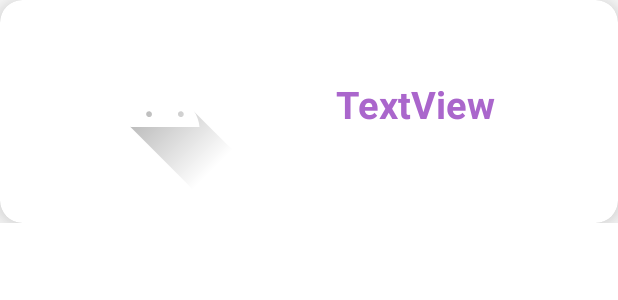
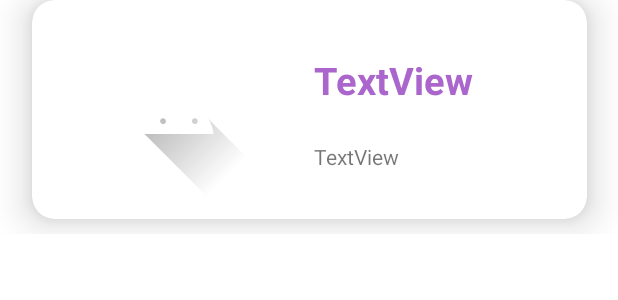
Before and after one commit to Monedon/AppPerritos, an Android app: the layout item_list_firebase.xml on its own in the app's theme, with its tools: preview values and no code run, on a phone screen of 412 x 824 dp. Shown: the top 300 px of the screen. Run offline under Robolectric (Android 15) with nearby library versions, the phone set to English and light mode, and no system bars.

```diff
--- a/app/src/main/java/cl/desafiolatam/appperritos/presenter/Presenter.java
+++ b/app/src/main/java/cl/desafiolatam/appperritos/presenter/Presenter.java
@@ -1,6 +1,7 @@
 package cl.desafiolatam.appperritos.presenter;
 
 import android.util.Log;
+import android.widget.Toast;
 
 import androidx.annotation.NonNull;
 
@@ -15,6 +16,7 @@ import com.google.firebase.firestore.QueryDocumentSnapshot;
 import com.google.firebase.firestore.QuerySnapshot;
 
 import java.util.ArrayList;
+import java.util.Date;
 import java.util.HashMap;
 import java.util.List;
 import java.util.Map;
@@ -94,6 +96,7 @@ public class Presenter {
         Map<String, Object> fav = new HashMap<>();
         fav.put("breed", name);
         fav.put("image", image);
+        fav.put("timestamp", new Date().toString());
         db.collection("favorites")
                 .add(fav)
                 .addOnSuccessListener(new OnSuccessListener<DocumentReference>() {
@@ -136,6 +139,7 @@ public class Presenter {
         Favorite favorite = new Favorite();
         favorite.setBreed(document.getString("breed"));
         favorite.setImageURI(document.getString("image"));
+        favorite.setTimesStamp(document.getString("timestamp"));
         return favorite;
     }
 
--- a/app/src/main/java/cl/desafiolatam/appperritos/view/BreedImageFragment.java
+++ b/app/src/main/java/cl/desafiolatam/appperritos/view/BreedImageFragment.java
@@ -14,6 +14,7 @@ import android.view.LayoutInflater;
 import android.view.View;
 import android.view.ViewGroup;
 import android.widget.TextView;
+import android.widget.Toast;
 
 import java.util.List;
 
@@ -93,6 +94,7 @@ public class BreedImageFragment extends Fragment implements IPresenterView {
                 String image = images.get(position);
                 final String tag = "images";
                 presenter.setFireStoreData(name, image);
+                Toast.makeText(getActivity(), "Agregado a Favoritos", Toast.LENGTH_LONG).show();
 
             }
         });
--- a/app/src/main/res/layout/item_list_firebase.xml
+++ b/app/src/main/res/layout/item_list_firebase.xml
@@ -6,15 +6,16 @@
     android:layout_height="wrap_content" >
 
     <androidx.cardview.widget.CardView
-        android:layout_width="match_parent"
-        android:layout_height="wrap_content"
+        android:layout_width="370dp"
+        android:layout_height="146dp"
+        android:layout_marginBottom="10dp"
+        android:elevation="15dp"
+        app:cardCornerRadius="15dp"
+        app:cardElevation="15dp"
         app:layout_constraintBottom_toBottomOf="parent"
         app:layout_constraintEnd_toEndOf="parent"
         app:layout_constraintStart_toStartOf="parent"
-        app:layout_constraintTop_toTopOf="parent"
-        android:elevation="15dp"
-        app:cardElevation="15dp"
-        app:cardCornerRadius="15dp">
+        app:layout_constraintTop_toTopOf="parent">
 
         <androidx.constraintlayout.widget.ConstraintLayout
             android:layout_width="match_parent"
@@ -24,12 +25,12 @@
                 android:id="@+id/imageViewFirebase"
                 android:layout_width="wrap_content"
                 android:layout_height="wrap_content"
-                android:layout_marginStart="56dp"
-                android:layout_marginTop="10dp"
+                android:layout_marginStart="44dp"
                 android:layout_marginBottom="10dp"
                 app:layout_constraintBottom_toBottomOf="parent"
                 app:layout_constraintStart_toStartOf="parent"
                 app:layout_constraintTop_toTopOf="parent"
+                app:layout_constraintVertical_bias="0.916"
                 app:srcCompat="@drawable/ic_launcher_foreground"
                 tools:srcCompat="@tools:sample/avatars" />
 
@@ -37,17 +38,24 @@
                 android:id="@+id/tvFirebase"
                 android:layout_width="wrap_content"
                 android:layout_height="wrap_content"
-                android:layout_marginStart="60dp"
-                android:layout_marginTop="52dp"
-                android:layout_marginBottom="62dp"
+                android:layout_marginStart="188dp"
+                android:layout_marginTop="36dp"
                 android:text="TextView"
                 android:textColor="@android:color/holo_purple"
                 android:textSize="25sp"
                 android:textStyle="bold"
-                app:layout_constraintBottom_toBottomOf="parent"
-                app:layout_constraintStart_toEndOf="@+id/imageViewFirebase"
-                app:layout_constraintTop_toTopOf="parent"
-                app:layout_constraintVertical_bias="1.0" />
+                app:layout_constraintStart_toStartOf="parent"
+                app:layout_constraintTop_toTopOf="parent" />
+
+            <TextView
+                android:id="@+id/tvTimeStamp"
+                android:layout_width="124dp"
+                android:layout_height="17dp"
+                android:layout_marginStart="188dp"
+                android:layout_marginTop="24dp"
+                android:text="TextView"
+                app:layout_constraintStart_toStartOf="parent"
+                app:layout_constraintTop_toBottomOf="@+id/tvFirebase" />
         </androidx.constraintlayout.widget.ConstraintLayout>
 
     </androidx.cardview.widget.CardView>
```
Also changed, not shown: app/src/main/java/cl/desafiolatam/appperritos/model/Favorite.java (+12 -1 lines), app/src/main/java/cl/desafiolatam/appperritos/view/AdapterFirebase.java (+7 -2 lines), app/src/main/res/layout/fragment_breed_image.xml (+21 -8 lines), app/src/main/res/layout/fragment_breed_list.xml (+14 -1 lines).
